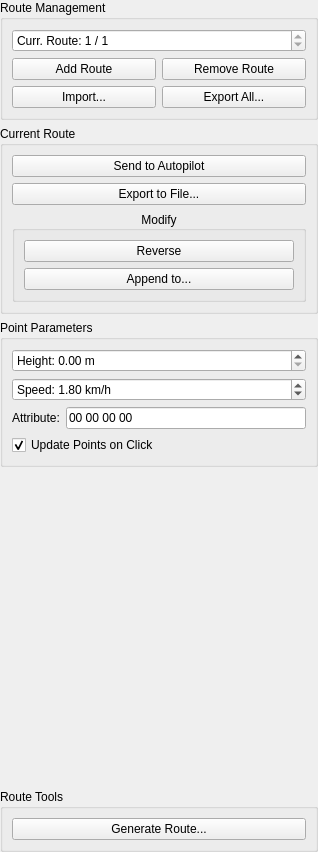
Above: userinterface/planui.ui from RISE-Dependable-Transport-Systems/WayWise before the change. Below: the same form after it.
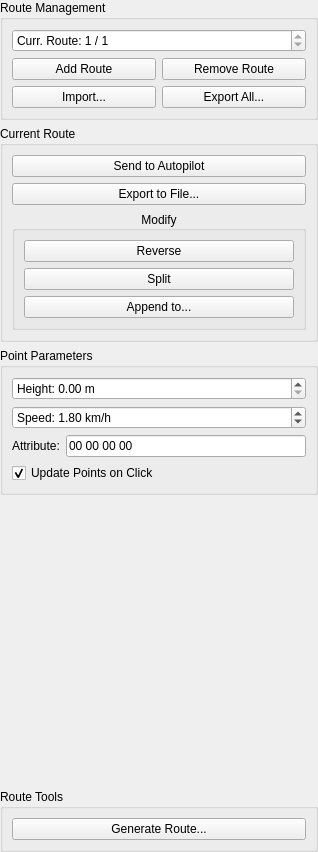
That is the form after the change.

What changed in the file:
```diff
--- a/userinterface/planui.ui
+++ b/userinterface/planui.ui
@@ -134,6 +134,13 @@
            </property>
           </widget>
          </item>
+         <item>
+          <widget class="QPushButton" name="splitButton">
+           <property name="text">
+            <string>Split</string>
+           </property>
+          </widget>
+         </item>
          <item>
           <widget class="QPushButton" name="appendButton">
            <property name="text">
```
